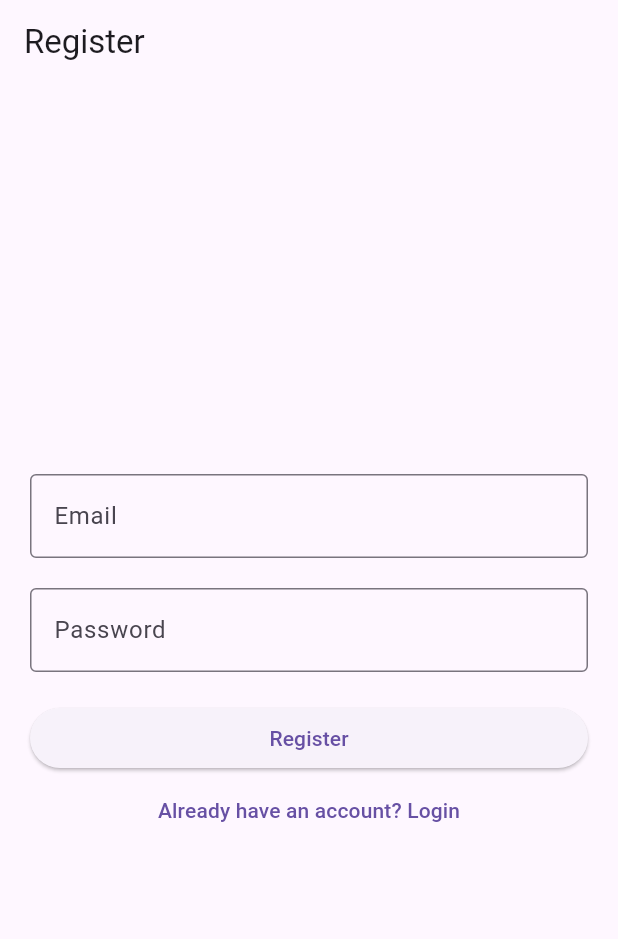
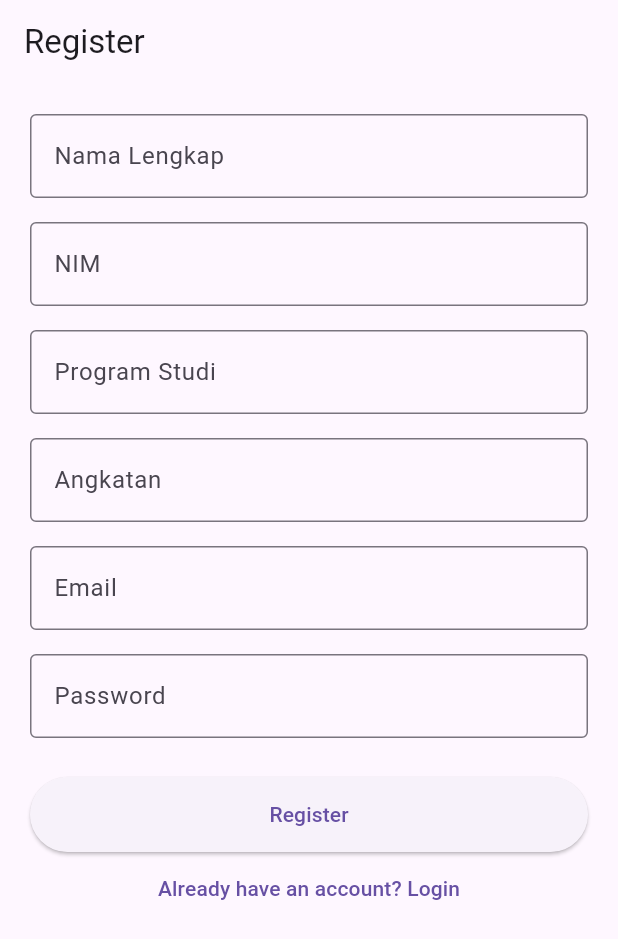
Before and after one commit to Rajasaa88/Gradventure-Android, a Flutter app: the RegisterPage screen opened directly, on a phone screen of 412 x 824 dp. Shown: the top 939 px of the screen. Run offline on Flutter 3.47's test engine with Material 3 defaults, Android fonts, the light colour scheme and no system bars; our stand-ins replace cloud_firestore, firebase_auth, firebase_core; accounts and stored records are empty; network calls fail.

Commit message:
add dashboard and edit register field

```diff
--- a/lib/features/auth/pages/register_page.dart
+++ b/lib/features/auth/pages/register_page.dart
@@ -10,6 +10,19 @@ class RegisterPage extends StatefulWidget {
 }
 
 class _RegisterPageState extends State<RegisterPage> {
+  final AuthService authService = AuthService();
+
+  final TextEditingController namaController =
+      TextEditingController();
+
+  final TextEditingController nimController =
+      TextEditingController();
+
+  final TextEditingController prodiController =
+      TextEditingController();
+
+  final TextEditingController angkatanController =
+      TextEditingController();
 
   final TextEditingController emailController =
       TextEditingController();
@@ -17,30 +30,51 @@ class _RegisterPageState extends State<RegisterPage> {
   final TextEditingController passwordController =
       TextEditingController();
 
-  final AuthService authService = AuthService();
-
   bool isLoading = false;
 
-  void register() async {
+  Future<void> register() async {
+    if (namaController.text.trim().isEmpty ||
+        nimController.text.trim().isEmpty ||
+        prodiController.text.trim().isEmpty ||
+        angkatanController.text.trim().isEmpty ||
+        emailController.text.trim().isEmpty ||
+        passwordController.text.trim().isEmpty) {
+      ScaffoldMessenger.of(context).showSnackBar(
+        const SnackBar(
+          content: Text("Semua field wajib diisi"),
+        ),
+      );
+      return;
+    }
 
     setState(() {
       isLoading = true;
     });
 
+    print("REGISTER START");
+
+    try {
       String? result = await authService.register(
+        nama: namaController.text.trim(),
+        nim: nimController.text.trim(),
+        prodi: prodiController.text.trim(),
+        angkatan: angkatanController.text.trim(),
         email: emailController.text.trim(),
         password: passwordController.text.trim(),
       );
+
+      print("REGISTER RESULT : $result");
+
+      if (!mounted) return;
 
       setState(() {
         isLoading = false;
       });
 
       if (result == null) {
-
         ScaffoldMessenger.of(context).showSnackBar(
           const SnackBar(
-          content: Text('Register Success'),
+            content: Text("Register Success"),
           ),
         );
 
@@ -50,86 +84,125 @@ class _RegisterPageState extends State<RegisterPage> {
             builder: (_) => const LoginPage(),
           ),
         );
-
       } else {
-
         ScaffoldMessenger.of(context).showSnackBar(
           SnackBar(
             content: Text(result),
           ),
         );
+      }
+    } catch (e) {
+      print("REGISTER ERROR : $e");
 
+      if (!mounted) return;
+
+      setState(() {
+        isLoading = false;
+      });
+
+      ScaffoldMessenger.of(context).showSnackBar(
+        SnackBar(
+          content: Text(e.toString()),
+        ),
+      );
     }
   }
 
   @override
+  void dispose() {
+    namaController.dispose();
+    nimController.dispose();
+    prodiController.dispose();
+    angkatanController.dispose();
+    emailController.dispose();
+    passwordController.dispose();
+    super.dispose();
+  }
+
+  Widget buildTextField({
+    required TextEditingController controller,
+    required String label,
+    bool obscureText = false,
+  }) {
+    return Padding(
+      padding: const EdgeInsets.only(bottom: 16),
+      child: TextField(
+        controller: controller,
+        obscureText: obscureText,
+        decoration: InputDecoration(
+          labelText: label,
+          border: const OutlineInputBorder(),
+        ),
+      ),
+    );
+  }
+
+  @override
   Widget build(BuildContext context) {
-
     return Scaffold(
       appBar: AppBar(
-        title: const Text('Register'),
+        title: const Text("Register"),
       ),
-
-      body: Padding(
+      body: SafeArea(
+        child: SingleChildScrollView(
           padding: const EdgeInsets.all(20),
-
           child: Column(
-          mainAxisAlignment: MainAxisAlignment.center,
-
             children: [
-
-            TextField(
+              buildTextField(
+                controller: namaController,
+                label: "Nama Lengkap",
+              ),
+              buildTextField(
+                controller: nimController,
+                label: "NIM",
+              ),
+              buildTextField(
+                controller: prodiController,
+                label: "Program Studi",
+              ),
+              buildTextField(
+                controller: angkatanController,
+                label: "Angkatan",
+              ),
+              buildTextField(
                 controller: emailController,
-              decoration: const InputDecoration(
-                labelText: 'Email',
-                border: OutlineInputBorder(),
+                label: "Email",
+              ),
+              buildTextField(
+                controller: passwordController,
+                label: "Password",
+                obscureText: true,
+              ),
+              const SizedBox(height: 10),
+              SizedBox(
+                width: double.infinity,
+                height: 50,
+                child: ElevatedButton(
+                  onPressed:
+                      isLoading ? null : register,
+                  child: isLoading
+                      ? const CircularProgressIndicator()
+                      : const Text("Register"),
                 ),
               ),
-
-            const SizedBox(height: 20),
-
-            TextField(
-              controller: passwordController,
-              obscureText: true,
-              decoration: const InputDecoration(
-                labelText: 'Password',
-                border: OutlineInputBorder(),
-              ),
-            ),
-
-            const SizedBox(height: 20),
-
-            SizedBox(
-              width: double.infinity,
-
-              child: ElevatedButton(
-                onPressed: isLoading ? null : register,
-
-                child: isLoading
-                    ? const CircularProgressIndicator()
-                    : const Text('Register'),
-              ),
-            ),
-
               TextButton(
                 onPressed: () {
-
                   Navigator.pushReplacement(
                     context,
                     MaterialPageRoute(
-                    builder: (_) => const LoginPage(),
+                      builder: (_) =>
+                          const LoginPage(),
                     ),
                   );
-
                 },
-
                 child: const Text(
-                'Already have an account? Login',
+                  "Already have an account? Login",
                 ),
               ),
             ],
           ),
         ),
+      ),
     );
   }
 }
--- a/lib/features/auth/services/auth_service.dart
+++ b/lib/features/auth/services/auth_service.dart
@@ -1,18 +1,38 @@
 import 'package:firebase_auth/firebase_auth.dart';
+import 'package:cloud_firestore/cloud_firestore.dart';
 
 class AuthService {
   final FirebaseAuth _auth = FirebaseAuth.instance;
 
-  // REGISTER
+  final FirebaseFirestore _firestore =
+      FirebaseFirestore.instance;
+
   Future<String?> register({
+    required String nama,
+    required String nim,
+    required String prodi,
+    required String angkatan,
     required String email,
     required String password,
   }) async {
     try {
-      await _auth.createUserWithEmailAndPassword(
+      UserCredential credential =
+          await _auth.createUserWithEmailAndPassword(
         email: email,
         password: password,
       );
+
+      await _firestore
+          .collection("users")
+          .doc(credential.user!.uid)
+          .set({
+        "uid": credential.user!.uid,
+        "nama": nama,
+        "nim": nim,
+        "prodi": prodi,
+        "angkatan": angkatan,
+        "email": email,
+      });
 
       return null;
     } on FirebaseAuthException catch (e) {
@@ -20,7 +40,6 @@ class AuthService {
     }
   }
 
-  // LOGIN
   Future<String?> login({
     required String email,
     required String password,
@@ -37,7 +56,6 @@ class AuthService {
     }
   }
 
-  // LOGOUT
   Future<void> logout() async {
     await _auth.signOut();
   }
--- /dev/null
+++ b/lib/models/user_model.dart
@@ -0,0 +1,39 @@
+class UserModel {
+  final String uid;
+  final String nama;
+  final String nim;
+  final String prodi;
+  final String angkatan;
+  final String email;
+
+  UserModel({
+    required this.uid,
+    required this.nama,
+    required this.nim,
+    required this.prodi,
+    required this.angkatan,
+    required this.email,
+  });
+
+  Map<String, dynamic> toMap() {
+    return {
+      'uid': uid,
+      'nama': nama,
+      'nim': nim,
+      'prodi': prodi,
+      'angkatan': angkatan,
+      'email': email,
+    };
+  }
+
+  factory UserModel.fromMap(Map<String, dynamic> map) {
+    return UserModel(
+      uid: map['uid'] ?? '',
+      nama: map['nama'] ?? '',
+      nim: map['nim'] ?? '',
+      prodi: map['prodi'] ?? '',
+      angkatan: map['angkatan'] ?? '',
+      email: map['email'] ?? '',
+    );
+  }
+}
```
Also changed, not shown: lib/features/auth/pages/login_page.dart (+8 -0 lines), lib/features/dashboard/pages/dashboard_page.dart (added, +115 -0 lines), lib/features/profile/pages/profile_page.dart (added), lib/models/course_model.dart (added), lib/models/student_course_model.dart (added). Lines whose indentation alone changed are shown as unchanged.
